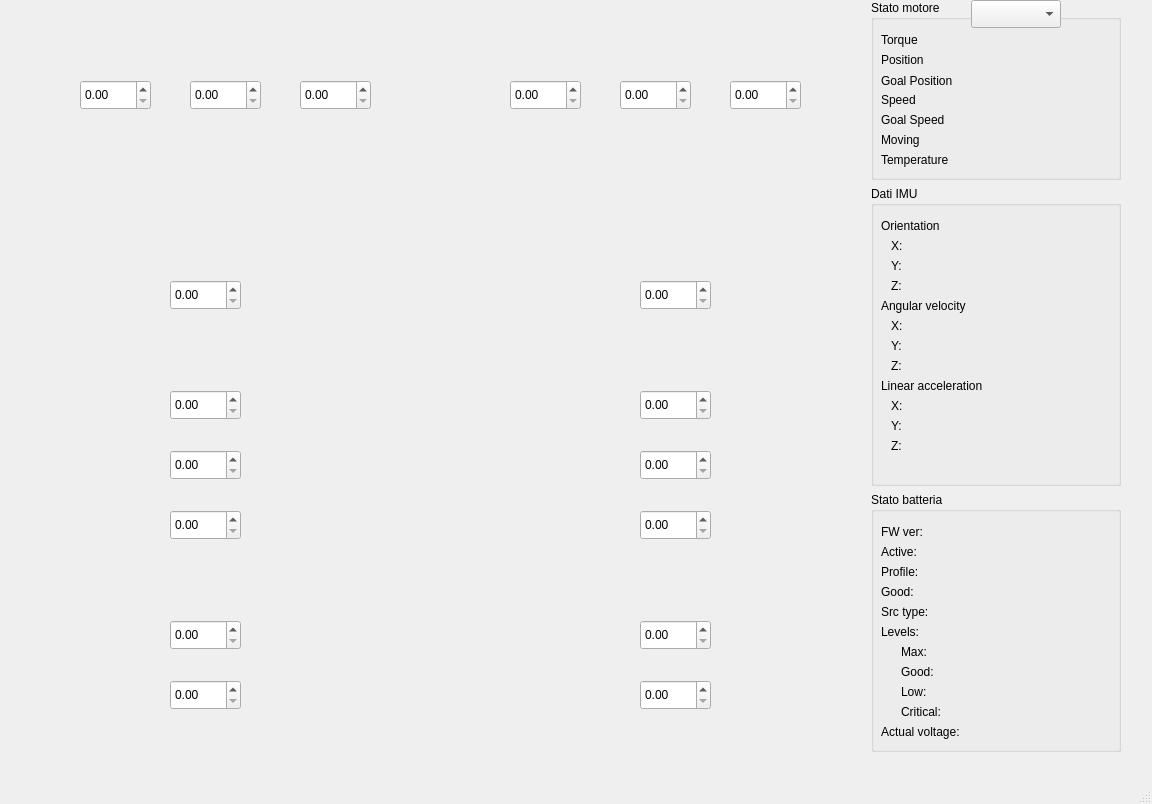
The window that res/GUI.ui (roncapat/RaspBioloid-ControlPanel) describes before a commit, drawn with Qt 5.
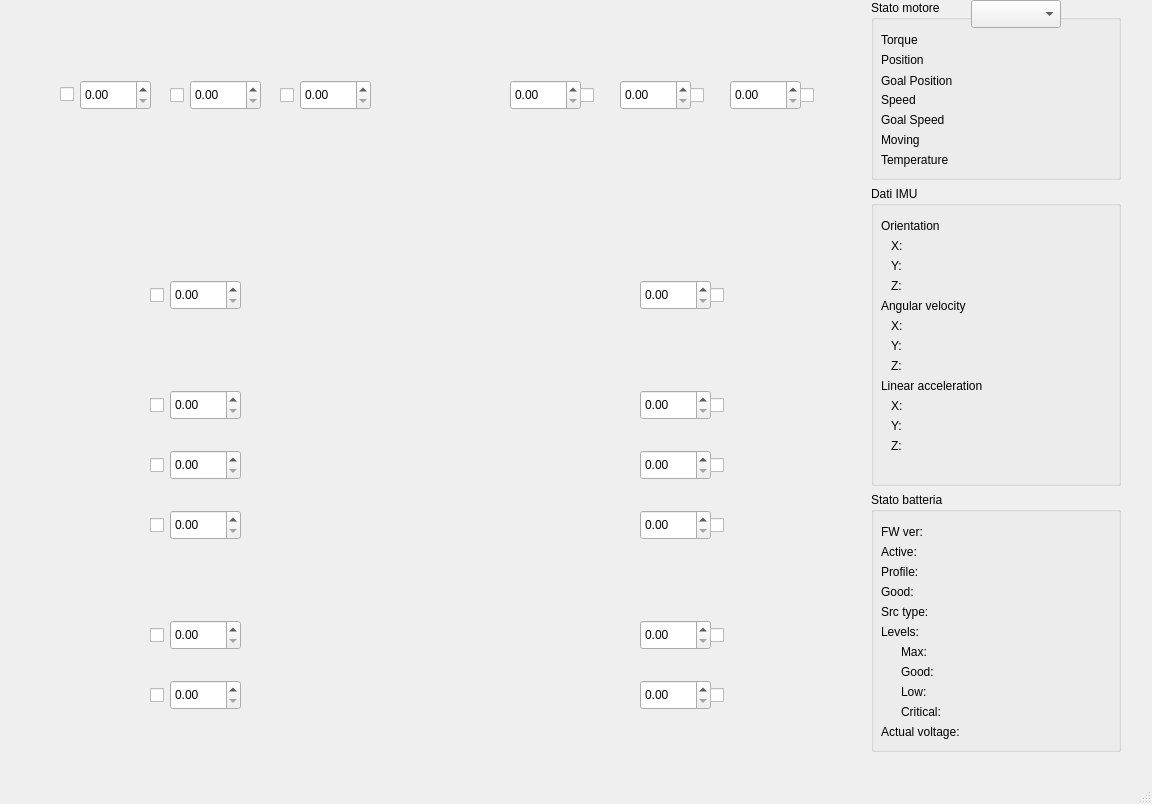
The same window after the commit. Icons and pictures are not drawn.

Commit message: Inizio adattamento a nodo motori e fixes

```diff
--- a/res/GUI.ui
+++ b/res/GUI.ui
@@ -458,6 +458,240 @@
       <double>0.293000000000000</double>
      </property>
     </widget>
+    <widget class="QCheckBox" name="lock_05">
+     <property name="geometry">
+      <rect>
+       <x>40</x>
+       <y>54</y>
+       <width>21</width>
+       <height>41</height>
+      </rect>
+     </property>
+     <property name="text">
+      <string/>
+     </property>
+    </widget>
+    <widget class="QCheckBox" name="lock_03">
+     <property name="geometry">
+      <rect>
+       <x>150</x>
+       <y>60</y>
+       <width>21</width>
+       <height>31</height>
+      </rect>
+     </property>
+     <property name="text">
+      <string/>
+     </property>
+    </widget>
+    <widget class="QCheckBox" name="lock_01">
+     <property name="geometry">
+      <rect>
+       <x>260</x>
+       <y>60</y>
+       <width>21</width>
+       <height>31</height>
+      </rect>
+     </property>
+     <property name="text">
+      <string/>
+     </property>
+    </widget>
+    <widget class="QCheckBox" name="lock_02">
+     <property name="geometry">
+      <rect>
+       <x>560</x>
+       <y>60</y>
+       <width>21</width>
+       <height>31</height>
+      </rect>
+     </property>
+     <property name="text">
+      <string/>
+     </property>
+    </widget>
+    <widget class="QCheckBox" name="lock_04">
+     <property name="geometry">
+      <rect>
+       <x>670</x>
+       <y>60</y>
+       <width>21</width>
+       <height>31</height>
+      </rect>
+     </property>
+     <property name="text">
+      <string/>
+     </property>
+    </widget>
+    <widget class="QCheckBox" name="lock_06">
+     <property name="geometry">
+      <rect>
+       <x>780</x>
+       <y>60</y>
+       <width>21</width>
+       <height>31</height>
+      </rect>
+     </property>
+     <property name="text">
+      <string/>
+     </property>
+    </widget>
+    <widget class="QCheckBox" name="lock_07">
+     <property name="geometry">
+      <rect>
+       <x>130</x>
+       <y>260</y>
+       <width>21</width>
+       <height>31</height>
+      </rect>
+     </property>
+     <property name="text">
+      <string/>
+     </property>
+    </widget>
+    <widget class="QCheckBox" name="lock_08">
+     <property name="geometry">
+      <rect>
+       <x>690</x>
+       <y>260</y>
+       <width>21</width>
+       <height>31</height>
+      </rect>
+     </property>
+     <property name="text">
+      <string/>
+     </property>
+    </widget>
+    <widget class="QCheckBox" name="lock_10">
+     <property name="geometry">
+      <rect>
+       <x>690</x>
+       <y>370</y>
+       <width>21</width>
+       <height>31</height>
+      </rect>
+     </property>
+     <property name="text">
+      <string/>
+     </property>
+    </widget>
+    <widget class="QCheckBox" name="lock_12">
+     <property name="geometry">
+      <rect>
+       <x>690</x>
+       <y>430</y>
+       <width>21</width>
+       <height>31</height>
+      </rect>
+     </property>
+     <property name="text">
+      <string/>
+     </property>
+    </widget>
+    <widget class="QCheckBox" name="lock_14">
+     <property name="geometry">
+      <rect>
+       <x>690</x>
+       <y>490</y>
+       <width>21</width>
+       <height>31</height>
+      </rect>
+     </property>
+     <property name="text">
+      <string/>
+     </property>
+    </widget>
+    <widget class="QCheckBox" name="lock_18">
+     <property name="geometry">
+      <rect>
+       <x>690</x>
+       <y>600</y>
+       <width>21</width>
+       <height>31</height>
+      </rect>
+     </property>
+     <property name="text">
+      <string/>
+     </property>
+    </widget>
+    <widget class="QCheckBox" name="lock_16">
+     <property name="geometry">
+      <rect>
+       <x>690</x>
+       <y>660</y>
+       <width>21</width>
+       <height>31</height>
+      </rect>
+     </property>
+     <property name="text">
+      <string/>
+     </property>
+    </widget>
+    <widget class="QCheckBox" name="lock_09">
+     <property name="geometry">
+      <rect>
+       <x>130</x>
+       <y>370</y>
+       <width>21</width>
+       <height>31</height>
+      </rect>
+     </property>
+     <property name="text">
+      <string/>
+     </property>
+    </widget>
+    <widget class="QCheckBox" name="lock_11">
+     <property name="geometry">
+      <rect>
+       <x>130</x>
+       <y>430</y>
+       <width>21</width>
+       <height>31</height>
+      </rect>
+     </property>
+     <property name="text">
+      <string/>
+     </property>
+    </widget>
+    <widget class="QCheckBox" name="lock_13">
+     <property name="geometry">
+      <rect>
+       <x>130</x>
+       <y>490</y>
+       <width>21</width>
+       <height>31</height>
+      </rect>
+     </property>
+     <property name="text">
+      <string/>
+     </property>
+    </widget>
+    <widget class="QCheckBox" name="lock_17">
+     <property name="geometry">
+      <rect>
+       <x>130</x>
+       <y>600</y>
+       <width>21</width>
+       <height>31</height>
+      </rect>
+     </property>
+     <property name="text">
+      <string/>
+     </property>
+    </widget>
+    <widget class="QCheckBox" name="lock_15">
+     <property name="geometry">
+      <rect>
+       <x>130</x>
+       <y>660</y>
+       <width>21</width>
+       <height>31</height>
+      </rect>
+     </property>
+     <property name="text">
+      <string/>
+     </property>
+    </widget>
    </widget>
    <widget class="QWidget" name="sidebar" native="true">
     <property name="geometry">
```
The commit also changes 2 other files.
